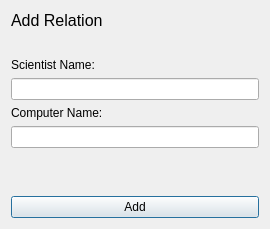
Above: addrelationwindow.ui from athenabjorg/sacr before the change. Below: the same form after it.
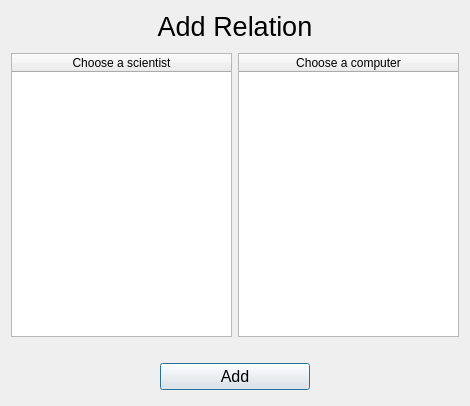
That is the form after the change.

Commit message: add relation function now has tables to pick from

What changed in the file:
```diff
--- a/addrelationwindow.ui
+++ b/addrelationwindow.ui
@@ -6,8 +6,8 @@
    <rect>
     <x>0</x>
     <y>0</y>
-    <width>270</width>
-    <height>229</height>
+    <width>470</width>
+    <height>406</height>
    </rect>
   </property>
   <property name="windowTitle">
@@ -18,95 +18,146 @@
     <widget class="QLabel" name="label">
      <property name="font">
       <font>
-       <pointsize>12</pointsize>
+       <pointsize>20</pointsize>
       </font>
      </property>
      <property name="text">
       <string>Add Relation</string>
      </property>
+     <property name="alignment">
+      <set>Qt::AlignCenter</set>
+     </property>
     </widget>
    </item>
-   <item>
-    <spacer name="verticalSpacer_2">
-     <property name="orientation">
-      <enum>Qt::Vertical</enum>
-     </property>
-     <property name="sizeHint" stdset="0">
-      <size>
-       <width>20</width>
-       <height>40</height>
-      </size>
-     </property>
-    </spacer>
-   </item>
-   <item>
-    <layout class="QHBoxLayout" name="horizontalLayout">
-     <item>
-      <widget class="QLabel" name="scientistNameLabel">
-       <property name="text">
-        <string>Scientist Name:</string>
-       </property>
-      </widget>
-     </item>
-     <item>
-      <widget class="QLabel" name="errorLabelScientist">
-       <property name="text">
-        <string/>
-       </property>
-      </widget>
-     </item>
-    </layout>
-   </item>
-   <item>
-    <widget class="QLineEdit" name="scientistNameInput"/>
-   </item>
-   <item>
-    <layout class="QHBoxLayout" name="horizontalLayout_2">
-     <item>
-      <widget class="QLabel" name="computerNameInput">
-       <property name="text">
-        <string>Computer Name:</string>
-       </property>
-      </widget>
-     </item>
-     <item>
-      <widget class="QLabel" name="errorLabelComputer">
-       <property name="text">
-        <string/>
-       </property>
-      </widget>
-     </item>
-    </layout>
-   </item>
-   <item>
-    <widget class="QLineEdit" name="computerNameInput_2"/>
-   </item>
    <item>
     <spacer name="verticalSpacer">
      <property name="orientation">
       <enum>Qt::Vertical</enum>
      </property>
+     <property name="sizeType">
+      <enum>QSizePolicy::Minimum</enum>
+     </property>
      <property name="sizeHint" stdset="0">
       <size>
        <width>20</width>
-       <height>40</height>
+       <height>5</height>
       </size>
      </property>
     </spacer>
    </item>
    <item>
-    <widget class="QLabel" name="errorLabelRelation">
+    <layout class="QHBoxLayout" name="horizontalLayout">
+     <item>
+      <widget class="QTableWidget" name="scientistTable">
+       <property name="sortingEnabled">
+        <bool>true</bool>
+       </property>
+       <attribute name="horizontalHeaderStretchLastSection">
+        <bool>true</bool>
+       </attribute>
+       <attribute name="verticalHeaderVisible">
+        <bool>false</bool>
+       </attribute>
+       <column>
+        <property name="text">
+         <string>Choose a scientist</string>
+        </property>
+       </column>
+      </widget>
+     </item>
+     <item>
+      <widget class="QTableWidget" name="computerTable">
+       <property name="sortingEnabled">
+        <bool>true</bool>
+       </property>
+       <attribute name="horizontalHeaderStretchLastSection">
+        <bool>true</bool>
+       </attribute>
+       <attribute name="verticalHeaderVisible">
+        <bool>false</bool>
+       </attribute>
+       <column>
+        <property name="text">
+         <string>Choose a computer</string>
+        </property>
+       </column>
+      </widget>
+     </item>
+    </layout>
+   </item>
+   <item>
+    <widget class="QLabel" name="errorLabel">
      <property name="text">
       <string/>
      </property>
+     <property name="alignment">
+      <set>Qt::AlignCenter</set>
+     </property>
     </widget>
    </item>
    <item>
-    <widget class="QPushButton" name="addButton">
-     <property name="text">
-      <string>Add</string>
+    <layout class="QHBoxLayout" name="horizontalLayout_3">
+     <item>
+      <spacer name="horizontalSpacer">
+       <property name="orientation">
+        <enum>Qt::Horizontal</enum>
+       </property>
+       <property name="sizeHint" stdset="0">
+        <size>
+         <width>40</width>
+         <height>20</height>
+        </size>
+       </property>
+      </spacer>
+     </item>
+     <item>
+      <widget class="QPushButton" name="addButton">
+       <property name="minimumSize">
+        <size>
+         <width>150</width>
+         <height>0</height>
+        </size>
+       </property>
+       <property name="font">
+        <font>
+         <pointsize>12</pointsize>
+        </font>
+       </property>
+       <property name="text">
+        <string>Add</string>
+       </property>
+      </widget>
+     </item>
+     <item>
+      <spacer name="horizontalSpacer_2">
+       <property name="orientation">
+        <enum>Qt::Horizontal</enum>
+       </property>
+       <property name="sizeHint" stdset="0">
+        <size>
+         <width>40</width>
+         <height>20</height>
+        </size>
+       </property>
+      </spacer>
+     </item>
+    </layout>
+   </item>
+   <item>
+    <spacer name="verticalSpacer_2">
+     <property name="orientation">
+      <enum>Qt::Vertical</enum>
      </property>
-    </widget>
+     <property name="sizeType">
+      <enum>QSizePolicy::Minimum</enum>
+     </property>
+     <property name="sizeHint" stdset="0">
+      <size>
+       <width>20</width>
+       <height>5</height>
+      </size>
+     </property>
+    </spacer>
    </item>
   </layout>
  </widget>
```
The commit also changes 2 other files.
